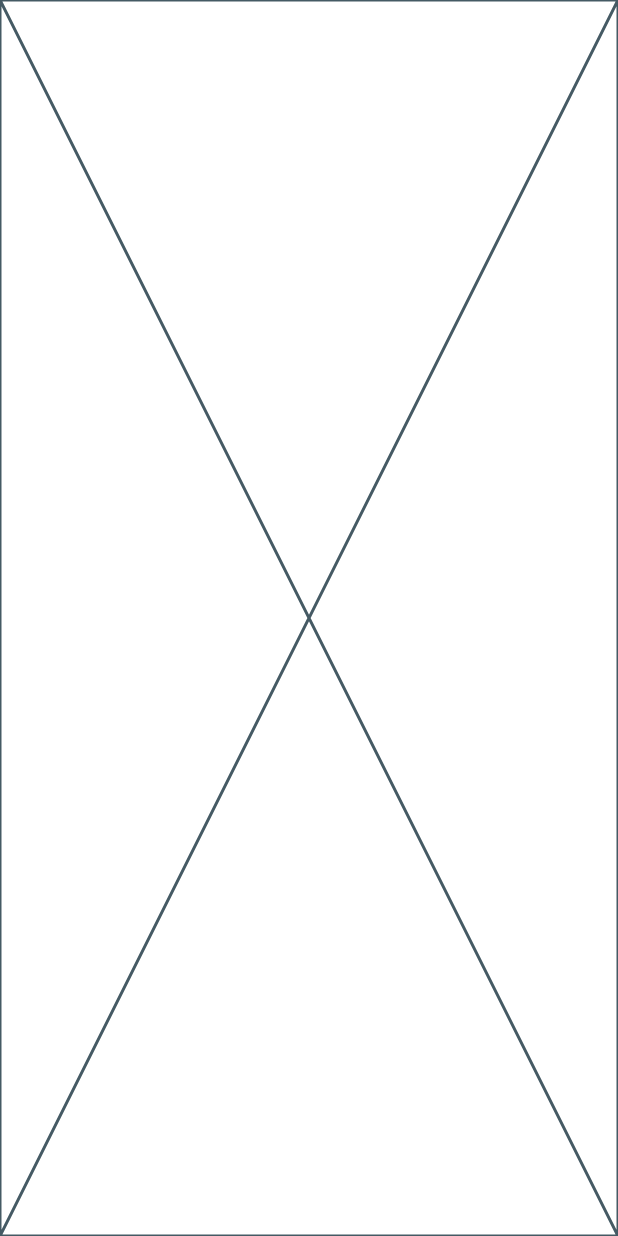
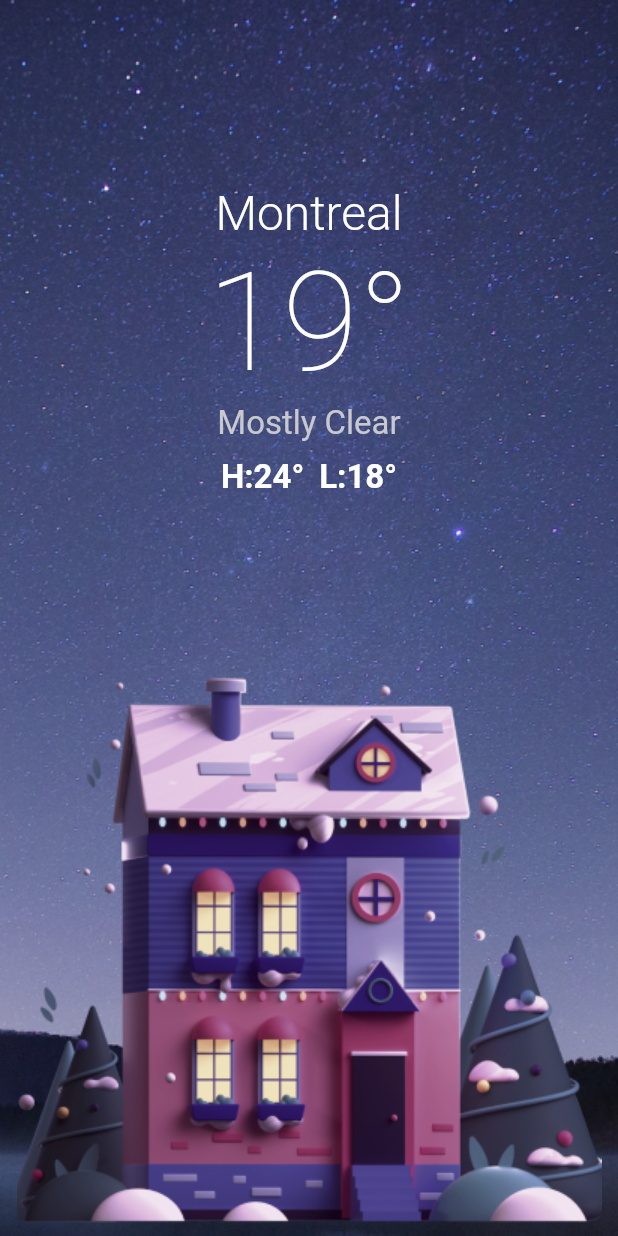
Before and after one commit to VikramNaik26/flutterWeatherApp, a Flutter app: the screen it shows after launch, on a phone screen of 412 x 824 dp. Run offline on Flutter 3.47's test engine with Material 2 defaults, Android fonts, the phone set to English and light mode, and no system bars.

Commit message:
Home page set up

```diff
--- a/lib/main.dart
+++ b/lib/main.dart
@@ -1,4 +1,5 @@
 import 'package:flutter/material.dart';
+import 'package:weather_app/screens/home/home_page.dart';
 
 void main() {
   runApp(const MyApp());
@@ -11,9 +12,10 @@ class MyApp extends StatelessWidget {
   @override
   Widget build(BuildContext context) {
     return MaterialApp(
+      debugShowCheckedModeBanner: false,
       title: 'Flutter Demo',
       theme: ThemeData(primarySwatch: Colors.blue),
-      home: const HomePage(),
+      home: const DeatilsPage(),
     );
   }
 }
@@ -23,6 +25,8 @@ class HomePage extends StatelessWidget {
 
   @override
   Widget build(BuildContext context) {
-    return const Placeholder();
+    return SafeArea(
+      child: Scaffold(),
+    );
   }
 }
--- /dev/null
+++ b/lib/screens/home/home_page.dart
@@ -0,0 +1,78 @@
+import 'package:flutter/material.dart';
+
+class DeatilsPage extends StatelessWidget {
+  const DeatilsPage({super.key});
+
+  @override
+  Widget build(BuildContext context) {
+    Size size = MediaQuery.of(context).size;
+    return SafeArea(
+      child: Scaffold(
+        body: Container(
+          decoration: const BoxDecoration(
+            image: DecorationImage(
+              image: AssetImage('assets/images/bgImage.png'),
+              fit: BoxFit.cover,
+            ),
+          ),
+          child: Column(
+            children: [
+              SizedBox(
+                height: size.height * .15,
+                width: double.maxFinite,
+              ),
+              const Text(
+                'Montreal',
+                style: TextStyle(
+                    fontSize: 32,
+                    color: Colors.white,
+                    fontWeight: FontWeight.w300),
+              ),
+              const Text(
+                '19°',
+                style: TextStyle(
+                    fontSize: 92,
+                    color: Colors.white,
+                    fontWeight: FontWeight.w200),
+              ),
+              const Text(
+                'Mostly Clear',
+                style: TextStyle(
+                  fontSize: 22,
+                  color: Color.fromARGB(255, 200, 200, 207),
+                ),
+              ),
+              const SizedBox(height: 10),
+              const Row(
+                mainAxisAlignment: MainAxisAlignment.center,
+                children: [
+                  Text(
+                    'H:24°',
+                    style: TextStyle(
+                      fontSize: 22,
+                      fontWeight: FontWeight.bold,
+                      color: Colors.white,
+                    ),
+                  ),
+                  SizedBox(
+                    width: 10,
+                  ),
+                  Text(
+                    'L:18°',
+                    style: TextStyle(
+                      fontSize: 22,
+                      fontWeight: FontWeight.bold,
+                      color: Colors.white,
+                    ),
+                  )
+                ],
+              ),
+              const Spacer(),
+              Image.asset('assets/images/house.png'),
+            ],
+          ),
+        ),
+      ),
+    );
+  }
+}
```
Also changed, not shown: pubspec.yaml (+5 -4 lines), assets/images/bgImage.png (added), assets/images/house.png (added), lib/screens/details/weather_details_page..dart (added).
